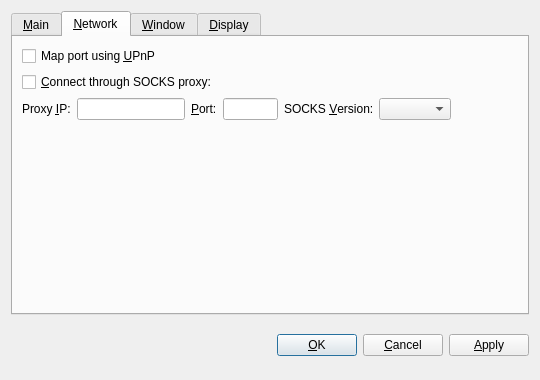
Before: the Qt Designer form src/qt/forms/optionsdialog.ui in IOCoin/DIONS, drawn with Qt 5.
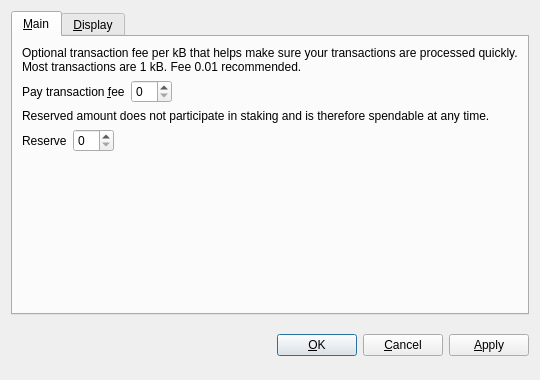
After: the same form once the commit is applied. The open tabs and pages were chosen to show the change. Custom widgets are drawn as their Qt base class.

The edit to the form file:
```diff
--- a/src/qt/forms/optionsdialog.ui
+++ b/src/qt/forms/optionsdialog.ui
@@ -122,16 +122,6 @@
          </item>
         </layout>
        </item>
-       <item>
-        <widget class="QCheckBox" name="bitcoinAtStartup">
-         <property name="toolTip">
-          <string>Automatically start I/OCoin after logging in to the system.</string>
-         </property>
-         <property name="text">
-          <string>&amp;Start I/OCoin on system login</string>
-         </property>
-        </widget>
-       </item>
        <item>
         <spacer name="verticalSpacer_Main">
          <property name="orientation">
@@ -147,204 +137,11 @@
        </item>
       </layout>
      </widget>
-     <widget class="QWidget" name="tabNetwork">
-      <attribute name="title">
-       <string>&amp;Network</string>
-      </attribute>
-      <layout class="QVBoxLayout" name="verticalLayout_Network">
-       <item>
-        <widget class="QCheckBox" name="mapPortUpnp">
-         <property name="toolTip">
-          <string>Automatically open the I/OCoin client port on the router. This only works when your router supports UPnP and it is enabled.</string>
-         </property>
-         <property name="text">
-          <string>Map port using &amp;UPnP</string>
-         </property>
-        </widget>
-       </item>
-       <item>
-        <widget class="QCheckBox" name="connectSocks">
-         <property name="toolTip">
-          <string>Connect to the I/OCoin network through a SOCKS proxy (e.g. when connecting through Tor).</string>
-         </property>
-         <property name="text">
-          <string>&amp;Connect through SOCKS proxy:</string>
-         </property>
-        </widget>
-       </item>
-       <item>
-        <layout class="QHBoxLayout" name="horizontalLayout_Network">
-         <item>
-          <widget class="QLabel" name="proxyIpLabel">
-           <property name="text">
-            <string>Proxy &amp;IP:</string>
-           </property>
-           <property name="textFormat">
-            <enum>Qt::PlainText</enum>
-           </property>
-           <property name="buddy">
-            <cstring>proxyIp</cstring>
-           </property>
-          </widget>
-         </item>
-         <item>
-          <widget class="QValidatedLineEdit" name="proxyIp">
-           <property name="maximumSize">
-            <size>
-             <width>140</width>
-             <height>16777215</height>
-            </size>
-           </property>
-           <property name="toolTip">
-            <string>IP address of the proxy (e.g. 127.0.0.1)</string>
-           </property>
-          </widget>
-         </item>
-         <item>
-          <widget class="QLabel" name="proxyPortLabel">
-           <property name="text">
-            <string>&amp;Port:</string>
-           </property>
-           <property name="textFormat">
-            <enum>Qt::PlainText</enum>
-           </property>
-           <property name="buddy">
-            <cstring>proxyPort</cstring>
-           </property>
-          </widget>
-         </item>
-         <item>
-          <widget class="QLineEdit" name="proxyPort">
-           <property name="maximumSize">
-            <size>
-             <width>55</width>
-             <height>16777215</height>
-            </size>
-           </property>
-           <property name="toolTip">
-            <string>Port of the proxy (e.g. 9050)</string>
-           </property>
-          </widget>
-         </item>
-         <item>
-          <widget class="QLabel" name="socksVersionLabel">
-           <property name="text">
-            <string>SOCKS &amp;Version:</string>
-           </property>
-           <property name="textFormat">
-            <enum>Qt::PlainText</enum>
-           </property>
-           <property name="buddy">
-            <cstring>socksVersion</cstring>
-           </property>
-          </widget>
-         </item>
-         <item>
-          <widget class="QValueComboBox" name="socksVersion">
-           <property name="toolTip">
-            <string>SOCKS version of the proxy (e.g. 5)</string>
-           </property>
-          </widget>
-         </item>
-         <item>
-          <spacer name="horizontalSpacer_Network">
-           <property name="orientation">
-            <enum>Qt::Horizontal</enum>
-           </property>
-           <property name="sizeHint" stdset="0">
-            <size>
-             <width>40</width>
-             <height>20</height>
-            </size>
-           </property>
-          </spacer>
-         </item>
-        </layout>
-       </item>
-       <item>
-        <spacer name="verticalSpacer_Network">
-         <property name="orientation">
-          <enum>Qt::Vertical</enum>
-         </property>
-         <property name="sizeHint" stdset="0">
-          <size>
-           <width>20</width>
-           <height>40</height>
-          </size>
-         </property>
-        </spacer>
-       </item>
-      </layout>
-     </widget>
-     <widget class="QWidget" name="tabWindow">
-      <attribute name="title">
-       <string>&amp;Window</string>
-      </attribute>
-      <layout class="QVBoxLayout" name="verticalLayout_Window">
-       <item>
-        <widget class="QCheckBox" name="minimizeToTray">
-         <property name="toolTip">
-          <string>Show only a tray icon after minimizing the window.</string>
-         </property>
-         <property name="text">
-          <string>&amp;Minimize to the tray instead of the taskbar</string>
-         </property>
-        </widget>
-       </item>
-       <item>
-        <widget class="QCheckBox" name="minimizeOnClose">
-         <property name="toolTip">
-          <string>Minimize instead of exit the application when the window is closed. When this option is enabled, the application will be closed only after selecting Quit in the menu.</string>
-         </property>
-         <property name="text">
-          <string>M&amp;inimize on close</string>
-         </property>
-        </widget>
-       </item>
-       <item>
-        <spacer name="verticalSpacer_Window">
-         <property name="orientation">
-          <enum>Qt::Vertical</enum>
-         </property>
-         <property name="sizeHint" stdset="0">
-          <size>
-           <width>20</width>
-           <height>40</height>
-          </size>
-         </property>
-        </spacer>
-       </item>
-      </layout>
-     </widget>
      <widget class="QWidget" name="tabDisplay">
       <attribute name="title">
        <string>&amp;Display</string>
       </attribute>
       <layout class="QVBoxLayout" name="verticalLayout_Display">
-       <item>
-        <layout class="QHBoxLayout" name="horizontalLayout_1_Display">
-         <item>
-          <widget class="QLabel" name="langLabel">
-           <property name="text">
-            <string>User Interface &amp;language:</string>
-           </property>
-           <property name="textFormat">
-            <enum>Qt::PlainText</enum>
-           </property>
-           <property name="buddy">
-            <cstring>lang</cstring>
-           </property>
-          </widget>
-         </item>
-         <item>
-          <widget class="QValueComboBox" name="lang">
-           <property name="toolTip">
-            <string>The user interface language can be set here. This setting will take effect after restarting I/OCoin.</string>
-           </property>
-          </widget>
-         </item>
-        </layout>
-       </item>
        <item>
         <layout class="QHBoxLayout" name="horizontalLayout_2_Display">
          <item>
@@ -379,16 +176,6 @@
          </property>
         </widget>
        </item>
-       <item>
-        <widget class="QCheckBox" name="coinControlFeatures">
-         <property name="toolTip">
-          <string>Whether to show coin control features or not.</string>
-         </property>
-         <property name="text">
-          <string>Display coin &amp;control features (experts only!)</string>
-         </property>
-        </widget>
-       </item>
        <item>
         <spacer name="verticalSpacer_Display">
          <property name="orientation">
```
